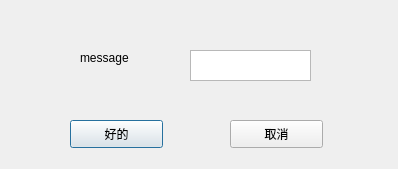
The window that StoreManage/ui/dialog/dialog.ui (Reason-Wang/se_project) describes before a commit, drawn with Qt 5.
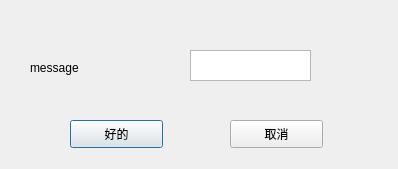
The same window after the commit.

What changed in the file:
```diff
--- a/StoreManage/ui/dialog/dialog.ui
+++ b/StoreManage/ui/dialog/dialog.ui
@@ -42,10 +42,10 @@
   <widget class="QLabel" name="label">
    <property name="geometry">
     <rect>
-     <x>80</x>
-     <y>50</y>
-     <width>72</width>
-     <height>15</height>
+     <x>30</x>
+     <y>60</y>
+     <width>151</width>
+     <height>16</height>
     </rect>
    </property>
    <property name="text">
```
